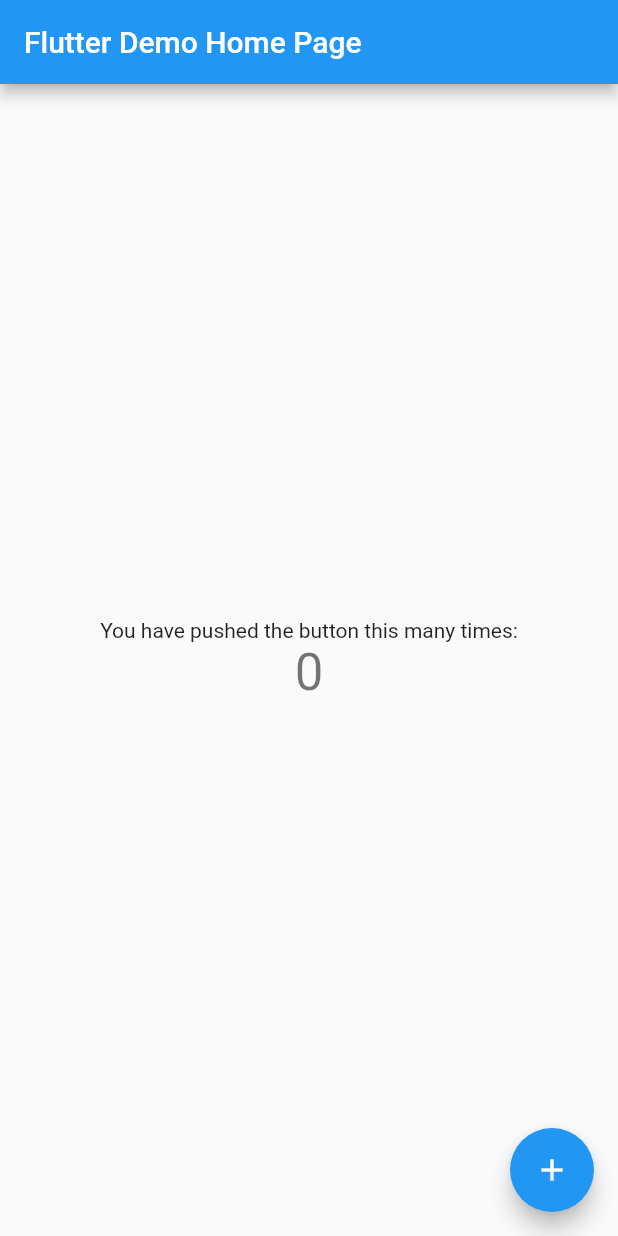
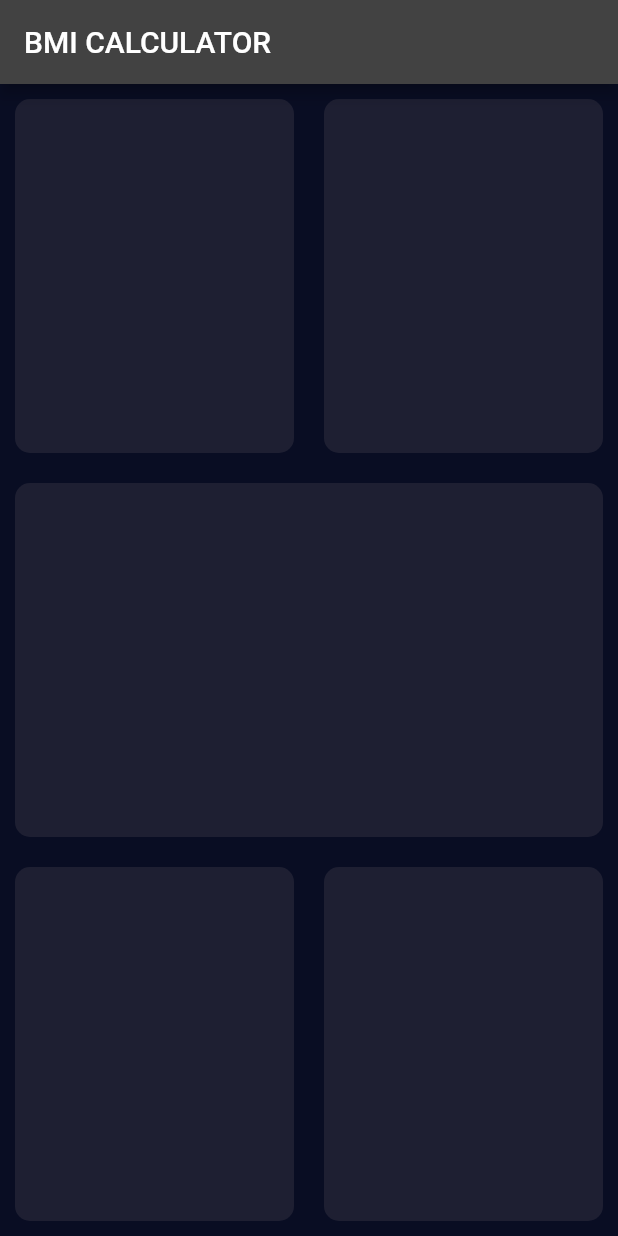
Before and after one commit to ahmadnazari/flutter-bmi-calculator, a Flutter app: the screen it shows after launch, on a phone screen of 412 x 824 dp. Run offline on Flutter 3.47's test engine with Material 2 defaults, Android fonts, the phone set to English and light mode, and no system bars.

Commit message:
adding cards

```diff
--- /dev/null
+++ b/lib/MyCard.dart
@@ -0,0 +1,20 @@
+import 'package:flutter/material.dart';
+
+class MyCard extends StatelessWidget {
+  const MyCard({
+    Key? key,
+  }) : super(key: key);
+
+  @override
+  Widget build(BuildContext context) {
+    return Expanded(
+      child: Container(
+        margin: EdgeInsets.all(10),
+        decoration: BoxDecoration(
+            color: const Color(0xff1E1F32),
+            borderRadius: BorderRadius.circular(10)
+        ),
+      ),
+    );
+  }
+}
--- /dev/null
+++ b/lib/input_page.dart
@@ -0,0 +1,43 @@
+import 'package:bmi_calculator/MyCard.dart';
+import 'package:flutter/material.dart';
+
+class InputPage extends StatefulWidget {
+  const InputPage({Key? key}) : super(key: key);
+
+  @override
+  State<InputPage> createState() => _InputPageState();
+}
+
+class _InputPageState extends State<InputPage> {
+  @override
+  Widget build(BuildContext context) {
+    return Scaffold(
+      appBar: AppBar(
+        title: Text('BMI CALCULATOR'),
+      ),
+      body: Center(
+        child: Column(
+          children: [
+            Expanded(
+              child: Row(
+                children: [
+                  MyCard(),
+                  MyCard(),
+                ],
+              ),
+            ),
+            MyCard(),
+            Expanded(
+              child: Row(
+                children: [
+                  MyCard(),
+                  MyCard(),
+                ],
+              ),
+            ),
+          ],
+        ),
+      ),
+    );
+  }
+}
--- a/lib/main.dart
+++ b/lib/main.dart
@@ -1,115 +1,20 @@
 import 'package:flutter/material.dart';
 
-void main() {
-  runApp(const MyApp());
-}
+import 'input_page.dart';
 
-class MyApp extends StatelessWidget {
-  const MyApp({Key? key}) : super(key: key);
+void main() => runApp(const App());
 
-  // This widget is the root of your application.
+class App extends StatelessWidget {
+  const App({Key? key}) : super(key: key);
+
   @override
   Widget build(BuildContext context) {
     return MaterialApp(
-      title: 'Flutter Demo',
-      theme: ThemeData(
-        // This is the theme of your application.
-        //
-        // Try running your application with "flutter run". You'll see the
-        // application has a blue toolbar. Then, without quitting the app, try
-        // changing the primarySwatch below to Colors.green and then invoke
-        // "hot reload" (press "r" in the console where you ran "flutter run",
-        // or simply save your changes to "hot reload" in a Flutter IDE).
-        // Notice that the counter didn't reset back to zero; the application
-        // is not restarted.
-        primarySwatch: Colors.blue,
+      theme: ThemeData.dark().copyWith(
+        primaryColor: const Color(0xff090D23),
+        scaffoldBackgroundColor: const Color(0xff090D23),
       ),
-      home: const MyHomePage(title: 'Flutter Demo Home Page'),
+      home: InputPage(),
     );
   }
 }
-
-class MyHomePage extends StatefulWidget {
-  const MyHomePage({Key? key, required this.title}) : super(key: key);
-
-  // This widget is the home page of your application. It is stateful, meaning
-  // that it has a State object (defined below) that contains fields that affect
-  // how it looks.
-
-  // This class is the configuration for the state. It holds the values (in this
-  // case the title) provided by the parent (in this case the App widget) and
-  // used by the build method of the State. Fields in a Widget subclass are
-  // always marked "final".
-
-  final String title;
-
-  @override
-  State<MyHomePage> createState() => _MyHomePageState();
-}
-
-class _MyHomePageState extends State<MyHomePage> {
-  int _counter = 0;
-
-  void _incrementCounter() {
-    setState(() {
-      // This call to setState tells the Flutter framework that something has
-      // changed in this State, which causes it to rerun the build method below
-      // so that the display can reflect the updated values. If we changed
-      // _counter without calling setState(), then the build method would not be
-      // called again, and so nothing would appear to happen.
-      _counter++;
-    });
-  }
-
-  @override
-  Widget build(BuildContext context) {
-    // This method is rerun every time setState is called, for instance as done
-    // by the _incrementCounter method above.
-    //
-    // The Flutter framework has been optimized to make rerunning build methods
-    // fast, so that you can just rebuild anything that needs updating rather
-    // than having to individually change instances of widgets.
-    return Scaffold(
-      appBar: AppBar(
-        // Here we take the value from the MyHomePage object that was created by
-        // the App.build method, and use it to set our appbar title.
-        title: Text(widget.title),
-      ),
-      body: Center(
-        // Center is a layout widget. It takes a single child and positions it
-        // in the middle of the parent.
-        child: Column(
-          // Column is also a layout widget. It takes a list of children and
-          // arranges them vertically. By default, it sizes itself to fit its
-          // children horizontally, and tries to be as tall as its parent.
-          //
-          // Invoke "debug painting" (press "p" in the console, choose the
-          // "Toggle Debug Paint" action from the Flutter Inspector in Android
-          // Studio, or the "Toggle Debug Paint" command in Visual Studio Code)
-          // to see the wireframe for each widget.
-          //
-          // Column has various properties to control how it sizes itself and
-          // how it positions its children. Here we use mainAxisAlignment to
-          // center the children vertically; the main axis here is the vertical
-          // axis because Columns are vertical (the cross axis would be
-          // horizontal).
-          mainAxisAlignment: MainAxisAlignment.center,
-          children: <Widget>[
-            const Text(
-              'You have pushed the button this many times:',
-            ),
-            Text(
-              '$_counter',
-              style: Theme.of(context).textTheme.headline4,
-            ),
-          ],
-        ),
-      ),
-      floatingActionButton: FloatingActionButton(
-        onPressed: _incrementCounter,
-        tooltip: 'Increment',
-        child: const Icon(Icons.add),
-      ), // This trailing comma makes auto-formatting nicer for build methods.
-    );
-  }
-}
```
Also changed, not shown: 1 other file.
